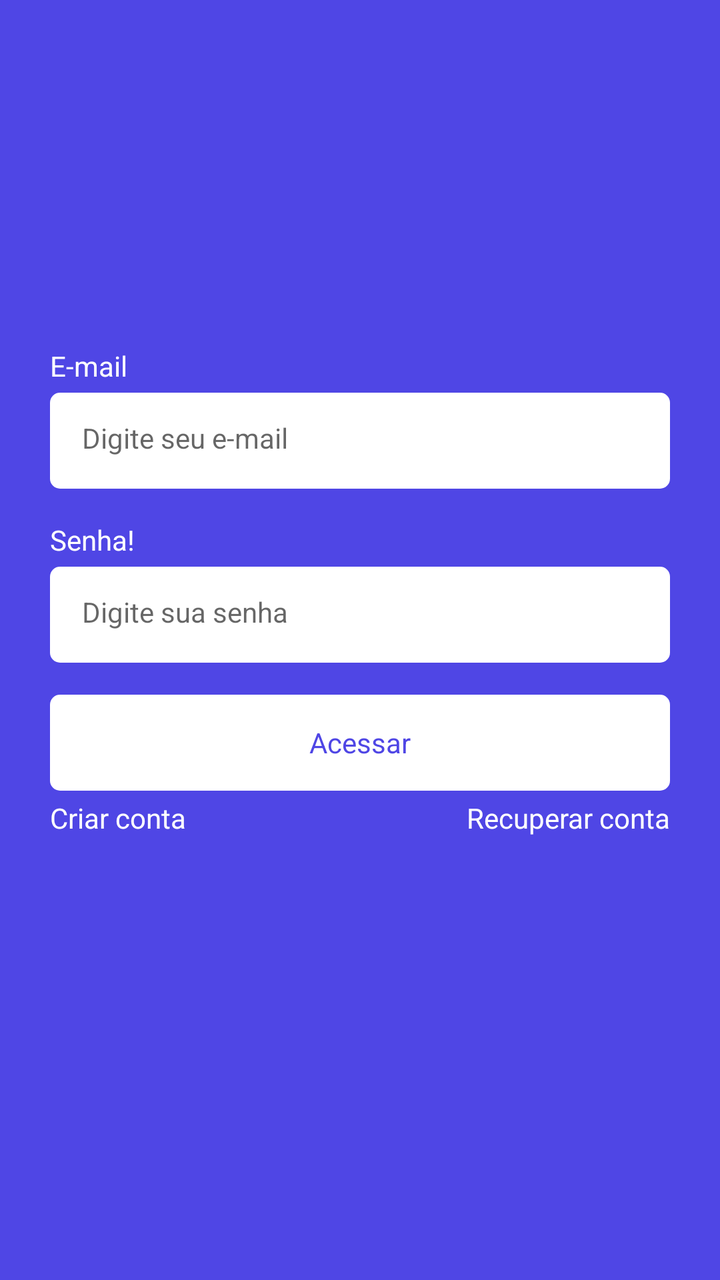
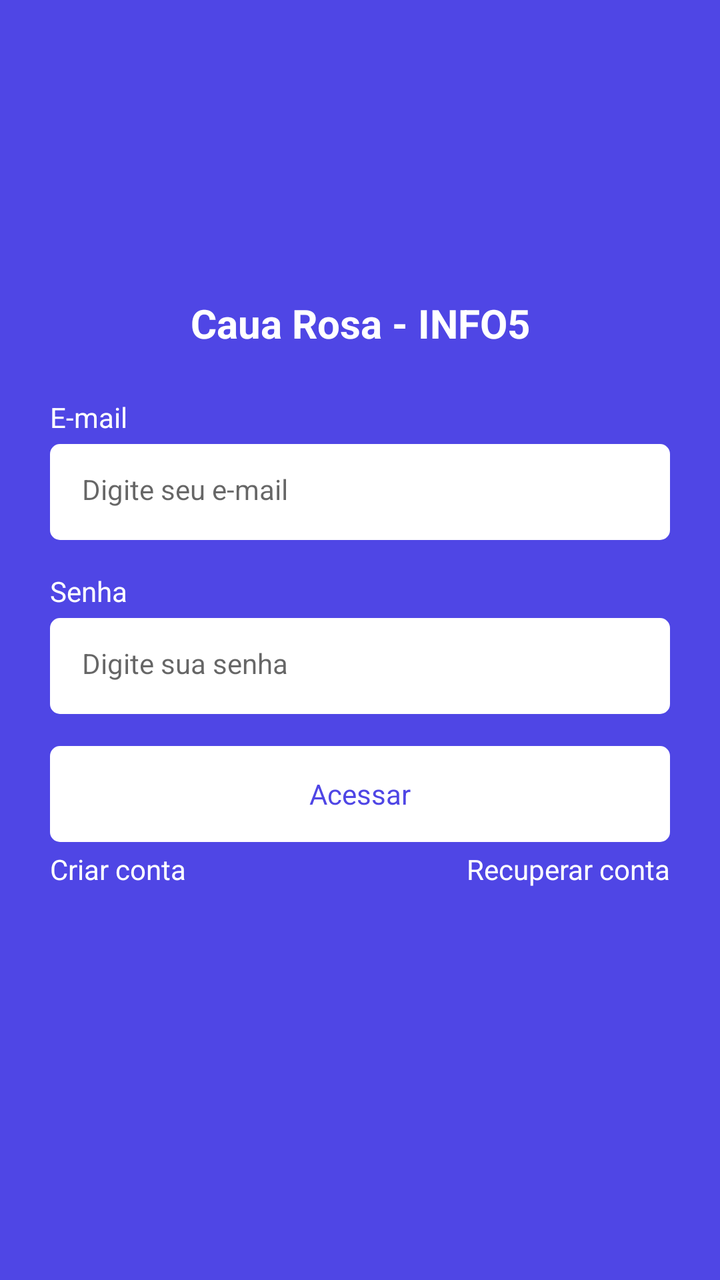

An Android layout rendered at two revisions. The XML below is the earlier revision; the diff shows what the commit changed to produce the second picture.
<!-- AndroidManifest.xml: application theme Theme.Task -->
<!-- res/layout/fragment_login.xml -->
<?xml version="1.0" encoding="utf-8"?>
<androidx.constraintlayout.widget.ConstraintLayout xmlns:android="http://schemas.android.com/apk/res/android"
    xmlns:tools="http://schemas.android.com/tools"
    android:layout_width="match_parent"
    android:layout_height="match_parent"
    xmlns:app="http://schemas.android.com/apk/res-auto"
    tools:context=".ui.auth.LoginFragment" >

    <LinearLayout
        android:id="@+id/linearlayout"
        android:layout_height="0dp"
        android:layout_width="match_parent"
        android:orientation="vertical"
        android:layout_marginHorizontal="25dp"
        android:gravity="center_vertical"

        app:layout_constraintTop_toTopOf="parent"
        app:layout_constraintBottom_toBottomOf="parent"
        app:layout_constraintStart_toStartOf="parent"
        app:layout_constraintEnd_toEndOf="parent" >

        <TextView
            android:layout_width="wrap_content"
            android:layout_height="wrap_content"
            android:text="@string/email_text"
            android:textColor="@color/white" />

        <EditText
            android:id="@+id/email"
            style="@style/EditTextTheme"
            android:layout_width="match_parent"
            android:layout_height="48dp"
            android:hint="@string/hint_edit_email"
            android:inputType="textEmailAddress"
            android:layout_marginTop="4dp" />

        <TextView
            android:layout_width="wrap_content"
            android:layout_height="wrap_content"
            android:text="@string/password_text"
            android:textColor="@color/white"
            android:layout_marginTop="16dp"/>

        <EditText
            android:id="@+id/senha"
            style="@style/EditTextTheme"
            android:layout_width="match_parent"
            android:layout_height="48dp"
            android:inputType="textPassword"
            android:hint="@string/hint_edit_password"
            android:layout_marginTop="4dp" />

        <com.google.android.material.button.MaterialButton
            android:id="@+id/buttonLogin"
            style="@style/ButtonTheme"
            android:layout_width="match_parent"
            android:layout_height="wrap_content"
            android:text="@string/text_title_login_fragment"
            android:layout_marginTop="16dp" />

        <LinearLayout
            android:layout_width="match_parent"
            android:layout_height="wrap_content"
            android:orientation="horizontal"
            android:layout_marginTop="4dp">

            <TextView
                android:layout_width="wrap_content"
                android:layout_height="wrap_content"
                android:text="@string/text_title_recover_fragment"
                android:id="@+id/btnRegister"
                android:layout_weight="1"
                android:textAlignment="textStart"
                android:textColor="@color/white"/>

            <TextView
                android:layout_width="wrap_content"
                android:layout_height="wrap_content"
                android:text="@string/text_button_recover_login_fragment"
                android:id="@+id/btnRecover"
                android:layout_weight="1"
                android:textAlignment="textEnd"
                android:textColor="@color/white"/>
        </LinearLayout>

        <ProgressBar
            android:layout_width="wrap_content"
            android:layout_height="wrap_content"
            android:indeterminateTint="@color/white"
            android:layout_gravity="center"
            android:visibility="invisible"
            tools:visibility="visible" />

    </LinearLayout>



</androidx.constraintlayout.widget.ConstraintLayout>
<!-- resources referenced by this layout -->
<resources>
  <color name="white">#FFFFFFFF</color>
  <string name="email_text">E-mail</string>
  <string name="hint_edit_email">Digite seu e-mail</string>
  <string name="hint_edit_password">Digite sua senha</string>
  <string name="password_text">Senha!</string>
  <string name="text_button_recover_login_fragment">Recuperar conta</string>
  <string name="text_title_login_fragment">Acessar</string>
  <string name="text_title_recover_fragment">Criar conta</string>
  <style name="ButtonTheme" parent="Theme.MaterialComponents.DayNight.NoActionBar">
          <item name="android:background">@drawable/bg_btn</item>
          <item name="android:textAllCaps">false</item>
          <item name="android:textColor">@color/color_default</item>
          <item name="backgroundTint">@null</item>
      </style>
  <style name="EditTextTheme" parent="Theme.MaterialComponents.DayNight.NoActionBar">
          <item name="android:background">@drawable/bg_edit_text</item>
          <item name="android:padding">16dp</item>
          <item name="android:textSize">14sp</item>
      </style>
  <style name="Theme.Task" parent="Base.Theme.Task" />
  <!-- drawable bg_btn (drawable) -->
  <?xml version="1.0" encoding="utf-8"?>
  <shape xmlns:android="http://schemas.android.com/apk/res/android">
  
      <solid android:color="@color/white" />
      <corners android:radius="5dp" />
  
  </shape>
  <color name="color_default">#4F46E5</color>
  <!-- drawable bg_edit_text (drawable) -->
  <?xml version="1.0" encoding="utf-8"?>
  <shape xmlns:android="http://schemas.android.com/apk/res/android">
  
      <solid android:color="@color/white" />
      <corners android:radius="5dp" />
  
  </shape>
  <style name="Base.Theme.Task" parent="Theme.Material3.DayNight.NoActionBar">
          
          
          <item name="colorPrimary">@color/color_default</item>
          <item name="colorPrimaryVariant">@color/color_default</item>
          <item name="android:windowBackground">@color/color_default</item>
      </style>
</resources>

<!-- the commit's change to res/layout/fragment_login.xml (unified diff, before → after) -->
@@ -18,6 +18,17 @@
         app:layout_constraintBottom_toBottomOf="parent"
         app:layout_constraintStart_toStartOf="parent"
         app:layout_constraintEnd_toEndOf="parent" >
+
+        <TextView
+            android:id="@+id/textViewStudentName"
+            android:layout_width="match_parent"
+            android:layout_height="wrap_content"
+            android:layout_marginBottom="24dp"
+            android:text="@string/student_name"
+            android:textAlignment="center"
+            android:textColor="@color/white"
+            android:textSize="20sp"
+            android:textStyle="bold" />
 
         <TextView
             android:layout_width="wrap_content"
@@ -84,6 +95,7 @@
         </LinearLayout>
 
         <ProgressBar
+            android:id="@+id/progressBar"
             android:layout_width="wrap_content"
             android:layout_height="wrap_content"
             android:indeterminateTint="@color/white"
<!-- resource entries referenced after the edit -->
@@ -4,7 +4,8 @@
   <string name="email_text">E-mail</string>
   <string name="hint_edit_email">Digite seu e-mail</string>
   <string name="hint_edit_password">Digite sua senha</string>
-  <string name="password_text">Senha!</string>
+  <string name="password_text">Senha</string>
+  <string name="student_name">Caua Rosa - INFO5</string>
   <string name="text_button_recover_login_fragment">Recuperar conta</string>
   <string name="text_title_login_fragment">Acessar</string>
   <string name="text_title_recover_fragment">Criar conta</string>
@@ -22,7 +23,8 @@
   <style name="Theme.Task" parent="Base.Theme.Task" />
   <!-- drawable bg_btn (drawable) -->
   <?xml version="1.0" encoding="utf-8"?>
-  <shape xmlns:android="http://schemas.android.com/apk/res/android">
+  <shape xmlns:android="http://schemas.android.com/apk/res/android"
+      android:shape="rectangle">
   
       <solid android:color="@color/white" />
       <corners android:radius="5dp" />
@@ -31,15 +33,14 @@
   <color name="color_default">#4F46E5</color>
   <!-- drawable bg_edit_text (drawable) -->
   <?xml version="1.0" encoding="utf-8"?>
-  <shape xmlns:android="http://schemas.android.com/apk/res/android">
+  <shape xmlns:android="http://schemas.android.com/apk/res/android"
+      android:shape="rectangle">
   
       <solid android:color="@color/white" />
       <corners android:radius="5dp" />
   
   </shape>
   <style name="Base.Theme.Task" parent="Theme.Material3.DayNight.NoActionBar">
-          
-          
           <item name="colorPrimary">@color/color_default</item>
           <item name="colorPrimaryVariant">@color/color_default</item>
           <item name="android:windowBackground">@color/color_default</item>
